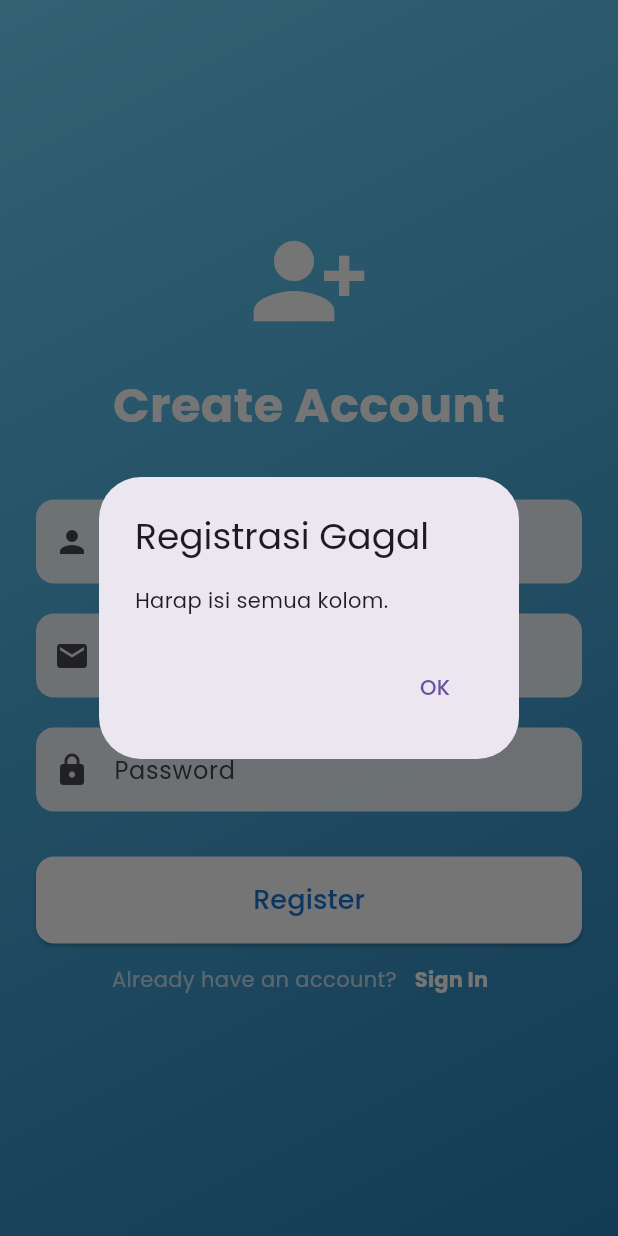
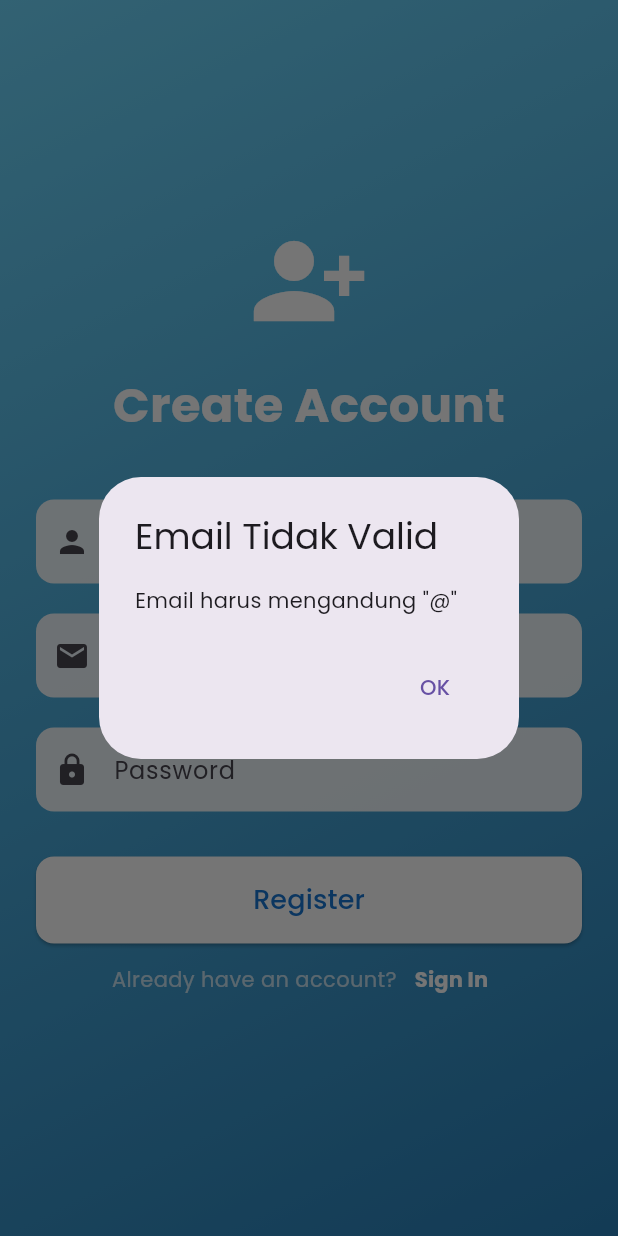
Before and after one commit to DinoFebiyan/login_register, a Flutter app: the RegisterPage screen opened directly, after a tap on "Register", on a phone screen of 412 x 824 dp. Run offline on Flutter 3.47's test engine with Material 3 defaults, Android fonts, the phone set to English and light mode, and no system bars; our stand-ins replace google_fonts.

Commit message:
Menambahkan kode validasi input

```diff
--- a/lib/register_page.dart
+++ b/lib/register_page.dart
@@ -17,6 +17,40 @@ class _RegisterPageState extends State<RegisterPage> {
     String fullName = _fullNameController.text;
     String email = _emailController.text;
     String password = _passwordController.text;
+
+    if (!email.contains('@')) {
+      showDialog(
+        context: context,
+        builder: (context) => AlertDialog(
+          title: Text('Email Tidak Valid'),
+          content: Text('Email harus mengandung "@"'),
+          actions: [
+            TextButton(
+              onPressed: () => Navigator.pop(context),
+              child: Text('OK'),
+            ),
+          ],
+        ),
+      );
+      return;
+    }
+
+    if (password.length < 6) {
+      showDialog(
+        context: context,
+        builder: (context) => AlertDialog(
+          title: Text('Password Tidak Valid'),
+          content: Text('Password minimal 6 karakter'),
+          actions: [
+            TextButton(
+              onPressed: () => Navigator.pop(context),
+              child: Text('OK'),
+            ),
+          ],
+        ),
+      );
+      return;
+    }
 
     if (fullName.isNotEmpty && email.isNotEmpty && password.isNotEmpty) {
       userData[email] = {
```
Also changed, not shown: image-8.png (added), image-9.png (added), 1 other file.
